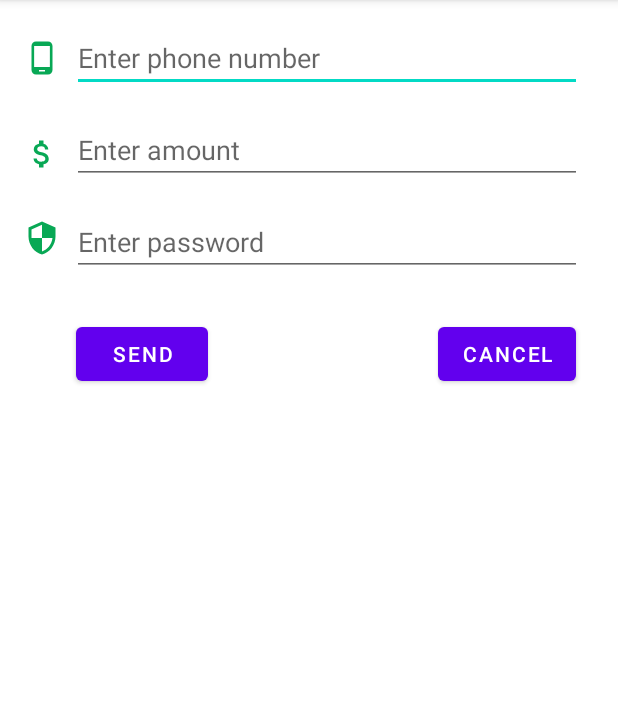
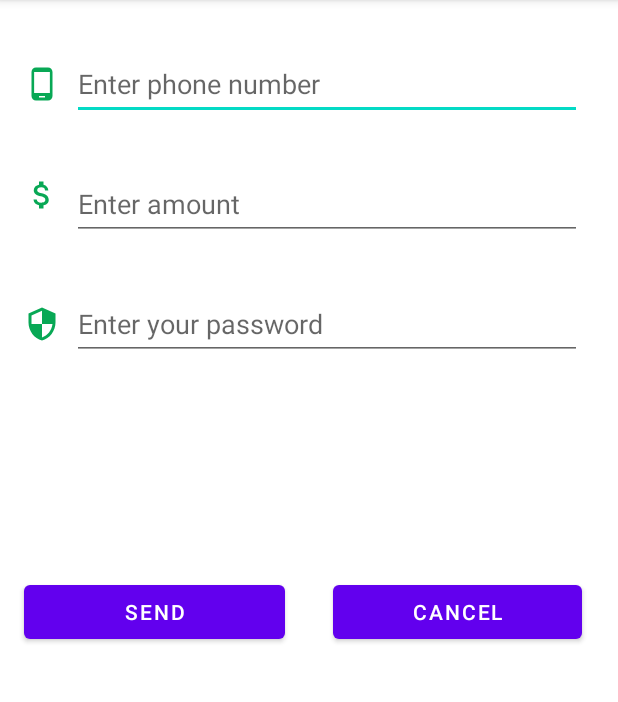
Before and after one commit to BrendaMurugi/HelloWorldApp, an Android app: the SendMoney screen opened directly, with no data from a screen before it, on a phone screen of 412 x 824 dp, the part 84-786 px from its top. Run offline under Robolectric (Android 15) with nearby library versions, the phone set to English and light mode, and no system bars.

```diff
--- a/app/src/main/res/layout/activity_bmicalculator.xml
+++ b/app/src/main/res/layout/activity_bmicalculator.xml
@@ -26,6 +26,7 @@
         android:ems="10"
         android:hint="Enter weight in Kg"
         android:inputType="numberDecimal"
+        android:minHeight="48dp"
         app:layout_constraintEnd_toEndOf="parent"
         app:layout_constraintStart_toEndOf="@+id/imgWeight"
         app:layout_constraintTop_toTopOf="parent" />
@@ -50,6 +51,7 @@
         android:ems="10"
         android:hint="Enter height in cm"
         android:inputType="number"
+        android:minHeight="48dp"
         app:layout_constraintEnd_toEndOf="parent"
         app:layout_constraintStart_toEndOf="@+id/imgHeight"
         app:layout_constraintTop_toBottomOf="@+id/etWeight" />
@@ -81,4 +83,5 @@
         app:layout_constraintEnd_toEndOf="parent"
         app:layout_constraintStart_toStartOf="parent"
         app:layout_constraintTop_toBottomOf="@+id/tvBmi" />
+
 </androidx.constraintlayout.widget.ConstraintLayout>
--- a/app/src/main/res/layout/activity_send_money.xml
+++ b/app/src/main/res/layout/activity_send_money.xml
@@ -22,11 +22,12 @@
         android:layout_width="0dp"
         android:layout_height="wrap_content"
         android:layout_marginStart="8dp"
-        android:layout_marginTop="16dp"
+        android:layout_marginTop="32dp"
         android:layout_marginEnd="24dp"
         android:ems="10"
         android:hint="Enter phone number"
         android:inputType="phone"
+        android:minHeight="48dp"
         app:layout_constraintEnd_toEndOf="parent"
         app:layout_constraintHorizontal_bias="1.0"
         app:layout_constraintStart_toEndOf="@+id/imgPhone"
@@ -48,11 +49,12 @@
         android:layout_width="0dp"
         android:layout_height="wrap_content"
         android:layout_marginStart="8dp"
-        android:layout_marginTop="16dp"
+        android:layout_marginTop="32dp"
         android:layout_marginEnd="24dp"
         android:ems="10"
         android:hint="Enter amount"
         android:inputType="number"
+        android:minHeight="48dp"
         app:layout_constraintEnd_toEndOf="parent"
         app:layout_constraintStart_toEndOf="@+id/imgMoney"
         app:layout_constraintTop_toBottomOf="@+id/etPhoneNumber" />
@@ -62,44 +64,67 @@
         android:layout_width="wrap_content"
         android:layout_height="wrap_content"
         android:layout_marginStart="16dp"
-        android:layout_marginTop="32dp"
+        app:layout_constraintBottom_toBottomOf="@+id/etPassword"
         app:layout_constraintStart_toStartOf="parent"
-        app:layout_constraintTop_toBottomOf="@+id/imgMoney"
+        app:layout_constraintTop_toTopOf="@+id/etPassword"
         app:srcCompat="@drawable/ic_baseline_security_24" />
 
+    <Button
+        android:id="@+id/btnSendMoney2"
+        android:layout_width="0dp"
+        android:layout_height="wrap_content"
+        android:layout_marginStart="16dp"
+        android:layout_marginEnd="16dp"
+        android:text="Send"
+        app:layout_constraintEnd_toStartOf="@+id/guideline2"
+        app:layout_constraintHorizontal_bias="0.053"
+        app:layout_constraintStart_toStartOf="parent"
+        app:layout_constraintTop_toTopOf="@+id/guideline3" />
+
+    <Button
+        android:id="@+id/btnCancel"
+        android:layout_width="0dp"
+        android:layout_height="wrap_content"
+        android:layout_marginStart="16dp"
+        android:layout_marginEnd="24dp"
+        android:text="Cancel"
+        app:layout_constraintEnd_toEndOf="parent"
+        app:layout_constraintStart_toStartOf="@+id/guideline2"
+        app:layout_constraintTop_toTopOf="@+id/guideline3" />
+
     <EditText
-        android:id="@+id/etPasword"
+        android:id="@+id/etPassword"
         android:layout_width="0dp"
         android:layout_height="wrap_content"
         android:layout_marginStart="8dp"
-        android:layout_marginTop="16dp"
+        android:layout_marginTop="32dp"
         android:layout_marginEnd="24dp"
         android:ems="10"
-        android:hint="Enter password"
-        android:inputType="textPassword"
+        android:hint="Enter your password"
+        android:inputType="numberPassword"
+        android:minHeight="48dp"
         app:layout_constraintEnd_toEndOf="parent"
         app:layout_constraintStart_toEndOf="@+id/imgPassword"
         app:layout_constraintTop_toBottomOf="@+id/etAmount" />
 
-    <Button
-        android:id="@+id/btnSendMoney2"
+    <androidx.constraintlayout.widget.Guideline
+        android:id="@+id/guideline2"
         android:layout_width="wrap_content"
         android:layout_height="wrap_content"
-        android:layout_marginStart="35dp"
-        android:layout_marginTop="28dp"
-        android:text="Send"
-        app:layout_constraintEnd_toEndOf="parent"
-        app:layout_constraintHorizontal_bias="0.053"
-        app:layout_constraintStart_toStartOf="parent"
-        app:layout_constraintTop_toBottomOf="@+id/etPasword" />
+        android:orientation="vertical"
+        app:layout_constraintGuide_percent="0.5"  />
 
-    <Button
-        android:id="@+id/btnCancel"
+    <androidx.constraintlayout.widget.Guideline
+        android:id="@+id/guideline3"
         android:layout_width="wrap_content"
         android:layout_height="wrap_content"
-        android:layout_marginTop="28dp"
-        android:layout_marginEnd="28dp"
-        android:text="Cancel"
-        app:layout_constraintEnd_toEndOf="parent"
-        app:layout_constraintTop_toBottomOf="@+id/etPasword" />
+        android:orientation="horizontal"
+        app:layout_constraintGuide_percent="0.5"  />
+
+    <androidx.constraintlayout.widget.Guideline
+        android:id="@+id/guideline4"
+        android:layout_width="wrap_content"
+        android:layout_height="wrap_content"
+        android:orientation="horizontal"
+        app:layout_constraintGuide_percent="0.1"/>
 </androidx.constraintlayout.widget.ConstraintLayout>
```
Also changed, not shown: app/src/main/AndroidManifest.xml (+6 -3 lines), app/src/main/java/com/example/helloworld/BMICalculatorActivity.kt (+50 -0 lines).
